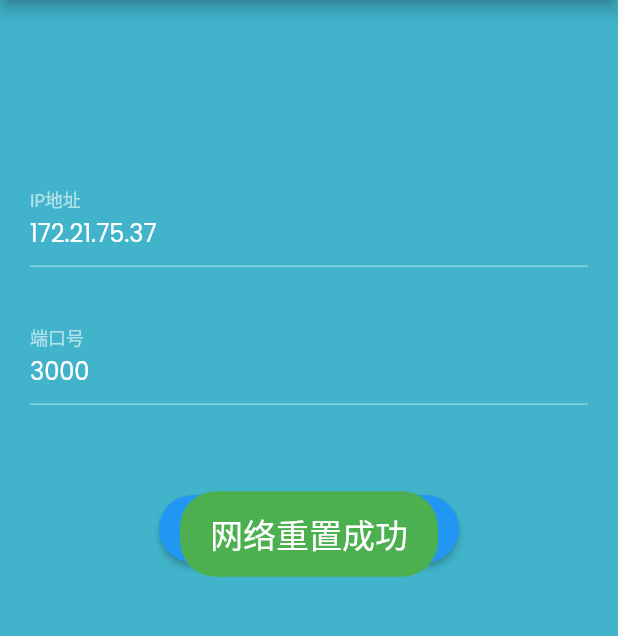
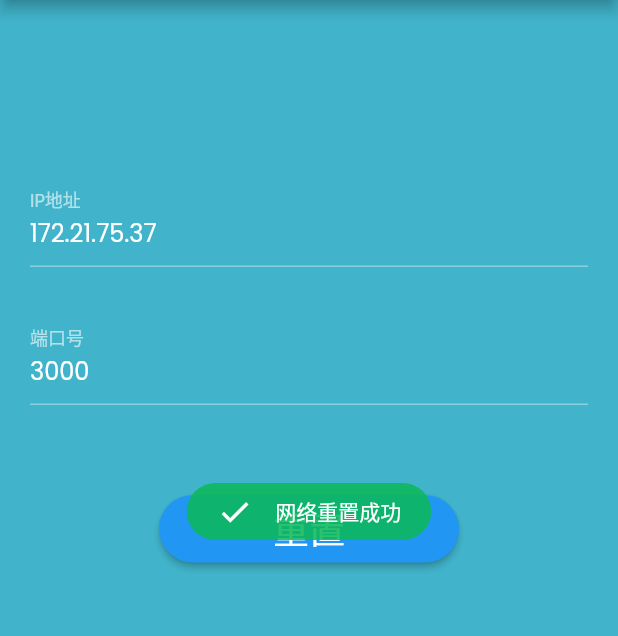
Before and after one commit to Mark-Panda/manageFlutter, a Flutter app: the SettingPage screen opened by its route, after a tap on "重置", on a phone screen of 412 x 824 dp, the part 84-720 px from its top. Run offline on Flutter 3.47's test engine with Material 2 defaults, Android fonts, the phone set to English and light mode, and no system bars; our stand-ins replace dio, flutter_smart_dialog, flutter_svg, go_router, google_fonts, shared_preferences; missing offline and left inert: encrypt, pointycastle; accounts and stored records are empty; network calls fail; project files that could hold a hidden picture were left out.

Commit message:
mxf: 替换新的toast组件，自定义效果好

```diff
--- /dev/null
+++ b/lib/commons/custom_toast/success_custom_toast.dart
@@ -0,0 +1,33 @@
+import 'package:flutter/material.dart';
+
+// 成功提示弹窗
+class SuccessCustomToast extends StatelessWidget {
+  const SuccessCustomToast(this.msg, {Key? key}) : super(key: key);
+
+  final String msg;
+
+  @override
+  Widget build(BuildContext context) {
+    return Align(
+      alignment: Alignment.center,
+      child: Container(
+        margin: const EdgeInsets.only(bottom: 30),
+        padding: const EdgeInsets.symmetric(horizontal: 20, vertical: 7),
+        decoration: BoxDecoration(
+          color: const Color.fromARGB(222, 11, 184, 89),
+          borderRadius: BorderRadius.circular(100),
+        ),
+        child: Row(mainAxisSize: MainAxisSize.min, children: [
+          //icon
+          Container(
+            margin: const EdgeInsets.only(right: 15),
+            child: const Icon(Icons.check),
+          ),
+
+          //msg
+          Text(msg, style: const TextStyle(color: Colors.white)),
+        ]),
+      ),
+    );
+  }
+}
--- a/lib/commons/side_menu.dart
+++ b/lib/commons/side_menu.dart
@@ -25,7 +25,9 @@ class SideMenu extends StatelessWidget {
           DrawerListTile(
             title: "通知",
             svgSrc: "assets/icons/menu_notification.svg",
-            press: () {},
+            press: () {
+              // context.go('/dropdown');
+            },
           ),
           DrawerListTile(
             title: "简介",
--- a/lib/main.dart
+++ b/lib/main.dart
@@ -2,6 +2,7 @@ import 'package:flutter/material.dart';
 import 'package:google_fonts/google_fonts.dart';
 import 'package:manager_flutter/constants.dart';
 import 'package:manager_flutter/routers/router.dart';
+import 'package:flutter_smart_dialog/flutter_smart_dialog.dart';
 
 void main() {
   runApp(const MyApp());
@@ -16,6 +17,7 @@ class MyApp extends StatelessWidget {
     return MaterialApp.router(
       title: '管理面板',
       debugShowCheckedModeBanner: false,
+      builder: FlutterSmartDialog.init(),
       theme: ThemeData.dark().copyWith(
         // Scaffold的默认颜色。典型Material应用程序或应用程序内页面的背景颜色
         scaffoldBackgroundColor: bgColor,
--- a/lib/routers/router.dart
+++ b/lib/routers/router.dart
@@ -1,4 +1,5 @@
 import 'package:flutter/material.dart';
+import 'package:flutter_smart_dialog/flutter_smart_dialog.dart';
 import 'package:go_router/go_router.dart';
 import 'package:manager_flutter/screens/home/home_screen.dart';
 import 'package:manager_flutter/screens/login/login_screen.dart';
@@ -8,6 +9,7 @@ import 'package:manager_flutter/screens/user/profile_screen.dart';
 /// The route configuration.
 final GoRouter routerList = GoRouter(
   debugLogDiagnostics: true, // 调试日志诊断
+  observers: [FlutterSmartDialog.observer],
   initialLocation: '/', //初始加载路由
   routes: <RouteBase>[
     GoRoute(
--- a/lib/screens/setting/setting_screen.dart
+++ b/lib/screens/setting/setting_screen.dart
@@ -1,7 +1,8 @@
 import 'package:flutter/material.dart';
+import 'package:flutter_smart_dialog/flutter_smart_dialog.dart';
 import 'package:manager_flutter/commons/side_menu.dart';
+import 'package:manager_flutter/commons/custom_toast/success_custom_toast.dart';
 import 'package:shared_preferences/shared_preferences.dart';
-import 'package:fluttertoast/fluttertoast.dart';
 
 class SettingPage extends StatefulWidget {
   const SettingPage({super.key});
@@ -112,13 +113,8 @@ class _SettingPageState extends State<SettingPage> {
             if ((_formKey.currentState as FormState).validate()) {
               (_formKey.currentState as FormState).save();
               _reset(_ip, _port);
-              Fluttertoast.showToast(
-                msg: "网络重置成功",
-                backgroundColor: Colors.green, //背景颜色
-                gravity: ToastGravity.CENTER, // 弹窗位置
-                timeInSecForIosWeb: 1, //停留时间3秒
-                fontSize: 22.0, // 字体大小
-              );
+              SmartDialog.showToast('',
+                  builder: (_) => const SuccessCustomToast('网络重置成功'));
             }
           },
         ),
--- a/pubspec.yaml
+++ b/pubspec.yaml
@@ -36,8 +36,6 @@ dependencies:
   go_router: ^5.2.4
   dio: ^4.0.6
   shared_preferences: ^2.0.15  #本地存储
-  fluttertoast: ^8.1.2 #消息框 适配Android IOS Web
-
 
   # The following adds the Cupertino Icons font to your application.
   # Use with the CupertinoIcons class for iOS style icons.
@@ -45,6 +43,7 @@ dependencies:
   flutter_svg: ^1.1.6
   google_fonts: ^3.0.1
   encrypt: ^5.0.1 #加密包
+  flutter_smart_dialog: ^4.7.3 #消息框
 
 dev_dependencies:
   flutter_test:
```
Also changed, not shown: lib/commons/custom_toast/error_custom.toast.dart (added, +33 -0 lines), lib/commons/custom_toast/warn_custom_toast.dart (added, +33 -0 lines), lib/screens/login/login_screen.dart (+10 -11 lines), lib/screens/user/profile_screen.dart (+4 -4 lines), pubspec.lock.
